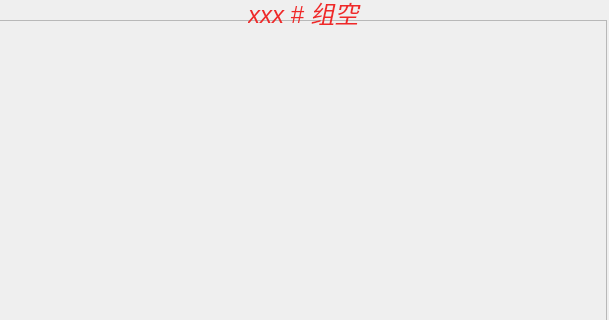
First picture: the form in Window/Module/modularair.ui, repository caosq/ChickenFarm, before the edit; both pictures show x 0 to 609 and y 0 to 320 of the 609 by 581 pixel window.
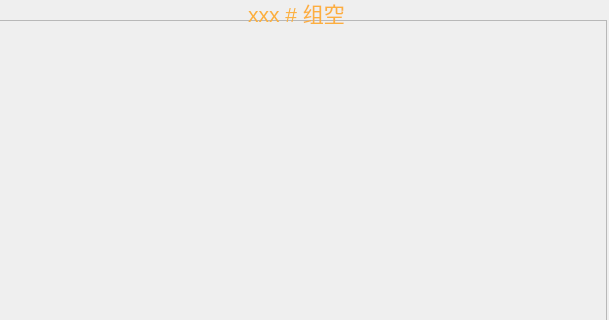
Second picture: the form after the edit. Icons and pictures are not drawn.

```diff
--- a/Window/Module/modularair.ui
+++ b/Window/Module/modularair.ui
@@ -53,9 +53,9 @@
       <colorrole role="WindowText">
        <brush brushstyle="SolidPattern">
         <color alpha="255">
-         <red>239</red>
-         <green>41</green>
-         <blue>41</blue>
+         <red>252</red>
+         <green>175</green>
+         <blue>62</blue>
         </color>
        </brush>
       </colorrole>
@@ -64,9 +64,9 @@
       <colorrole role="WindowText">
        <brush brushstyle="SolidPattern">
         <color alpha="255">
-         <red>239</red>
-         <green>41</green>
-         <blue>41</blue>
+         <red>252</red>
+         <green>175</green>
+         <blue>62</blue>
         </color>
        </brush>
       </colorrole>
@@ -87,9 +87,9 @@
    <property name="font">
     <font>
      <family>Ubuntu</family>
-     <pointsize>18</pointsize>
+     <pointsize>16</pointsize>
      <weight>50</weight>
-     <italic>true</italic>
+     <italic>false</italic>
      <bold>false</bold>
     </font>
    </property>
```
